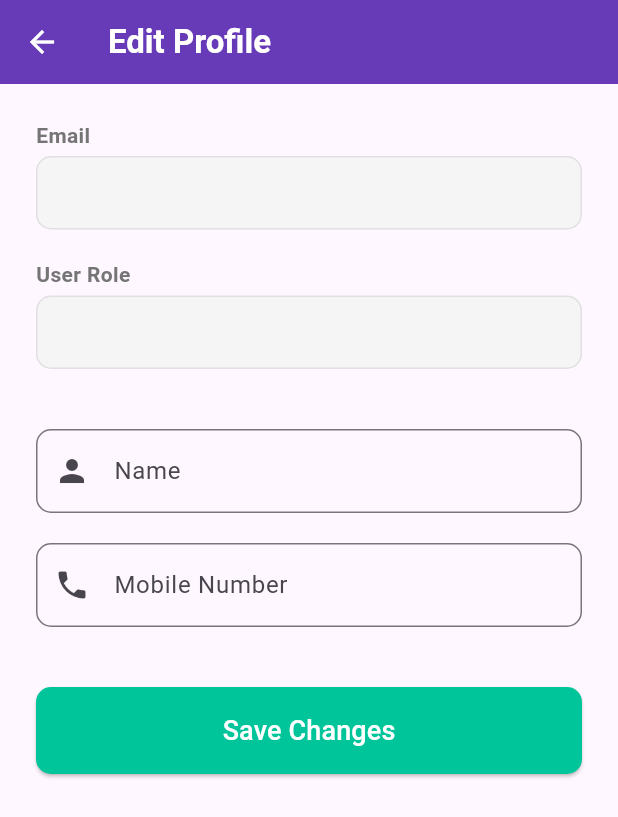
After one commit to Devika-Yadav/LocalFix-App, a Flutter app: the ProfilePage screen opened directly, after a tap on "Edit", on a phone screen of 412 x 824 dp. The commit adds this screen. Shown: the top 817 px of the screen. Run offline on Flutter 3.47's test engine with Material 3 defaults, Android fonts, the phone set to English and light mode, and no system bars; our stand-ins replace cloud_firestore, firebase_auth, firebase_core, image_picker; accounts and stored records are empty.

Commit message:
Feature: profile page add with semi features like edit and delete account commit

```diff
--- /dev/null
+++ b/lib/pages/edit_profile.dart
@@ -0,0 +1,190 @@
+import 'package:flutter/material.dart';
+import 'package:cloud_firestore/cloud_firestore.dart';
+
+class EditProfilePage extends StatefulWidget {
+  final Map<String, dynamic> initialData;
+
+  const EditProfilePage({super.key, required this.initialData});
+
+  @override
+  State<EditProfilePage> createState() => _EditProfilePageState();
+}
+
+class _EditProfilePageState extends State<EditProfilePage> {
+  final _formKey = GlobalKey<FormState>();
+  late TextEditingController _nameController;
+  late TextEditingController _mobileController;
+  bool _isLoading = false;
+
+  @override
+  void initState() {
+    super.initState();
+    // Initialize controllers with current profile data
+    _nameController = TextEditingController(text: widget.initialData['name'] == 'N/A' ? '' : widget.initialData['name']);
+    _mobileController = TextEditingController(text: widget.initialData['mobileNumber'] == 'N/A' ? '' : widget.initialData['mobileNumber']);
+  }
+
+  @override
+  void dispose() {
+    _nameController.dispose();
+    _mobileController.dispose();
+    super.dispose();
+  }
+
+  // Function to save the updated data to Firestore
+  Future<void> _saveProfile() async {
+    if (!_formKey.currentState!.validate()) {
+      return;
+    }
+
+    setState(() {
+      _isLoading = true;
+    });
+
+    try {
+      final uid = widget.initialData['uid'];
+      await FirebaseFirestore.instance.collection('users').doc(uid).update({
+        'fullName': _nameController.text.trim(),
+        'phone': _mobileController.text.trim(),
+        // Note: Email and Role are typically immutable or handled separately
+      });
+
+      if (mounted) {
+        ScaffoldMessenger.of(context).showSnackBar(
+          const SnackBar(content: Text('Profile updated successfully!')),
+        );
+        Navigator.of(context).pop(); // Go back to the profile view
+      }
+    } catch (e) {
+      if (mounted) {
+        ScaffoldMessenger.of(context).showSnackBar(
+          SnackBar(content: Text('Failed to update profile: $e')),
+        );
+      }
+    } finally {
+      if (mounted) {
+        setState(() {
+          _isLoading = false;
+        });
+      }
+    }
+  }
+
+  @override
+  Widget build(BuildContext context) {
+    return Scaffold(
+      appBar: AppBar(
+        title: const Text(
+          'Edit Profile',
+          style: TextStyle(fontWeight: FontWeight.bold, color: Colors.white),
+        ),
+        backgroundColor: Colors.deepPurple,
+        iconTheme: const IconThemeData(color: Colors.white),
+      ),
+      body: SingleChildScrollView(
+        padding: const EdgeInsets.all(24.0),
+        child: Form(
+          key: _formKey,
+          child: Column(
+            crossAxisAlignment: CrossAxisAlignment.start,
+            children: [
+              // Non-editable fields (for reference)
+              _buildReadOnlyField('Email', widget.initialData['email'] ?? 'N/A'),
+              _buildReadOnlyField('User Role', widget.initialData['userRole'] ?? 'N/A'),
+
+              const SizedBox(height: 20),
+
+              // Editable Name Field
+              TextFormField(
+                controller: _nameController,
+                decoration: InputDecoration(
+                  labelText: 'Name',
+                  border: OutlineInputBorder(borderRadius: BorderRadius.circular(10)),
+                  prefixIcon: const Icon(Icons.person),
+                ),
+                validator: (value) {
+                  if (value == null || value.isEmpty) {
+                    return 'Please enter your name';
+                  }
+                  return null;
+                },
+              ),
+
+              const SizedBox(height: 20),
+
+              // Editable Mobile Number Field
+              TextFormField(
+                controller: _mobileController,
+                keyboardType: TextInputType.phone,
+                decoration: InputDecoration(
+                  labelText: 'Mobile Number',
+                  border: OutlineInputBorder(borderRadius: BorderRadius.circular(10)),
+                  prefixIcon: const Icon(Icons.phone),
+                ),
+                validator: (value) {
+                  if (value == null || value.isEmpty || value.length < 10) {
+                    return 'Please enter a valid mobile number';
+                  }
+                  return null;
+                },
+              ),
+
+              const SizedBox(height: 40),
+
+              // Save Button
+              ElevatedButton(
+                onPressed: _isLoading ? null : _saveProfile,
+                style: ElevatedButton.styleFrom(
+                  backgroundColor: const Color(0xFF00C49A),
+                  foregroundColor: Colors.white,
+                  padding: const EdgeInsets.symmetric(vertical: 16),
+                  shape: RoundedRectangleBorder(borderRadius: BorderRadius.circular(10)),
+                  minimumSize: const Size(double.infinity, 50),
+                ),
+                child: _isLoading
+                    ? const SizedBox(
+                        height: 20,
+                        width: 20,
+                        child: CircularProgressIndicator(color: Colors.white, strokeWidth: 2),
+                      )
+                    : const Text('Save Changes', style: TextStyle(fontSize: 18)),
+              ),
+            ],
+          ),
+        ),
+      ),
+    );
+  }
+
+  // Helper widget for read-only fields
+  Widget _buildReadOnlyField(String label, String value) {
+    return Column(
+      crossAxisAlignment: CrossAxisAlignment.start,
+      children: [
+        Text(
+          label,
+          style: TextStyle(
+            fontWeight: FontWeight.bold,
+            color: Colors.grey.shade600,
+            fontSize: 14,
+          ),
+        ),
+        const SizedBox(height: 4),
+        Container(
+          width: double.infinity,
+          padding: const EdgeInsets.all(12),
+          decoration: BoxDecoration(
+            color: Colors.grey.shade100,
+            borderRadius: BorderRadius.circular(10),
+            border: Border.all(color: Colors.grey.shade300),
+          ),
+          child: Text(
+            value,
+            style: const TextStyle(fontSize: 16, color: Colors.black54),
+          ),
+        ),
+        const SizedBox(height: 20),
+      ],
+    );
+  }
+}
--- /dev/null
+++ b/lib/pages/profile.dart
@@ -0,0 +1,224 @@
+import 'package:flutter/material.dart';
+import 'package:cloud_firestore/cloud_firestore.dart';
+import 'package:firebase_auth/firebase_auth.dart';
+import 'edit_profile.dart'; // Import the new Edit Profile Page
+
+class ProfilePage extends StatefulWidget {
+  const ProfilePage({super.key});
+
+  @override
+  State<ProfilePage> createState() => _ProfilePageState();
+}
+
+class _ProfilePageState extends State<ProfilePage> {
+  // Helper function to build the data display rows, matching the design's clean look
+  Widget _buildProfileRow({required String label, required String value, bool isLast = false}) {
+    return Padding(
+      padding: const EdgeInsets.symmetric(vertical: 10.0),
+      child: Column(
+        crossAxisAlignment: CrossAxisAlignment.start,
+        children: [
+          Text(
+            label,
+            style: TextStyle(
+              fontWeight: FontWeight.bold,
+              color: Colors.grey.shade600,
+              fontSize: 14,
+            ),
+          ),
+          const SizedBox(height: 4),
+          Text(
+            value,
+            style: const TextStyle(
+              fontSize: 18,
+              color: Colors.black,
+            ),
+          ),
+          if (!isLast) // Use a subtle divider unless it's the last item
+            Divider(color: Colors.grey.shade300, height: 20),
+        ],
+      ),
+    );
+  }
+
+  // Navigates to the Edit Profile Page
+  void _handleEdit(BuildContext context, Map<String, dynamic> currentData) {
+    Navigator.of(context).push(
+      MaterialPageRoute(
+        builder: (context) => EditProfilePage(initialData: currentData),
+      ),
+    ).then((_) {
+      // Force a refresh when returning from the edit page
+      setState(() {});
+    });
+  }
+
+  // Handles account deletion with confirmation dialog
+  Future<void> _handleDeleteAccount(BuildContext context, User user) async {
+    final bool confirm = await showDialog(
+      context: context,
+      builder: (context) => AlertDialog(
+        shape: RoundedRectangleBorder(borderRadius: BorderRadius.circular(15)),
+        title: const Text('Confirm Account Deletion', style: TextStyle(color: Colors.red)),
+        content: const Text(
+            'Are you sure you want to permanently delete your account? This action is irreversible.'),
+        actions: [
+          TextButton(
+            onPressed: () => Navigator.of(context).pop(false),
+            child: const Text('Cancel'),
+          ),
+          ElevatedButton(
+            onPressed: () => Navigator.of(context).pop(true),
+            style: ElevatedButton.styleFrom(backgroundColor: Colors.red),
+            child: const Text('Delete', style: TextStyle(color: Colors.white)),
+          ),
+        ],
+      ),
+    ) ?? false;
+
+    if (confirm) {
+      try {
+        // 1. Delete user data from Firestore
+        await FirebaseFirestore.instance.collection('users').doc(user.uid).delete();
+
+        // 2. Delete the Firebase Authentication user account
+        await user.delete();
+
+        // 3. Navigate back to the login page (assumed to be the first route)
+        Navigator.popUntil(context, (route) => route.isFirst);
+
+        ScaffoldMessenger.of(context).showSnackBar(
+          const SnackBar(content: Text('Account successfully deleted.')),
+        );
+      } on FirebaseAuthException catch (e) {
+        // Handle cases like requiring re-authentication
+        String message = 'Error deleting account. Please log out and log back in, then try again.';
+        if (e.code == 'requires-recent-login') {
+          message = 'You must re-authenticate before deleting your account.';
+        }
+        ScaffoldMessenger.of(context).showSnackBar(
+          SnackBar(content: Text(message)),
+        );
+      } catch (e) {
+        ScaffoldMessenger.of(context).showSnackBar(
+          SnackBar(content: Text('An unknown error occurred: $e')),
+        );
+      }
+    }
+  }
+
+  @override
+  Widget build(BuildContext context) {
+    // Get the current Firebase Auth user
+    final user = FirebaseAuth.instance.currentUser;
+
+    if (user == null) {
+      return Scaffold(
+        appBar: AppBar(title: const Text('Profile')),
+        body: const Center(child: Text('User not logged in.')),
+      );
+    }
+
+    // Use a StreamBuilder to fetch user details from Firestore
+    return Scaffold(
+      appBar: AppBar(
+        title: const Text(
+          'Profile',
+          style: TextStyle(fontWeight: FontWeight.bold, color: Colors.white),
+        ),
+        backgroundColor: Colors.deepPurple,
+        iconTheme: const IconThemeData(color: Colors.white),
+      ),
+      body: StreamBuilder<DocumentSnapshot>(
+        stream: FirebaseFirestore.instance.collection('users').doc(user.uid).snapshots(),
+        builder: (context, snapshot) {
+          if (snapshot.connectionState == ConnectionState.waiting) {
+            return const Center(child: CircularProgressIndicator());
+          }
+          if (snapshot.hasError) {
+            return Center(child: Text('Error loading user data: ${snapshot.error}'));
+          }
+
+          final userData = snapshot.data?.data() as Map<String, dynamic>?;
+
+          // Safely retrieve data
+          final name = userData?['fullName'] ?? 'N/A';
+          final mobileNumber = userData?['phone'] ?? 'N/A';
+          final userRole = userData?['role'] ?? 'N/A';
+          final email = user.email ?? 'N/A';
+
+          // Prepare data map to pass to edit screen
+          final currentData = {
+            'uid': user.uid,
+            'name': name,
+            'mobileNumber': mobileNumber,
+            'userRole': userRole,
+            'email': email, // Email is not editable in this screen, but useful for reference
+          };
+
+          return Center(
+            child: SingleChildScrollView(
+              padding: const EdgeInsets.all(24.0),
+              child: Card(
+                elevation: 10,
+                shape: RoundedRectangleBorder(borderRadius: BorderRadius.circular(16)),
+                child: Padding(
+                  padding: const EdgeInsets.all(24.0),
+                  child: Column(
+                    mainAxisSize: MainAxisSize.min,
+                    crossAxisAlignment: CrossAxisAlignment.stretch,
+                    children: [
+                      // Profile Icon
+                      const Center(child: Icon(Icons.account_circle, size: 80, color: Colors.deepPurple)),
+                      const SizedBox(height: 16),
+
+                      // Data Fields
+                      _buildProfileRow(label: "Name", value: name),
+                      _buildProfileRow(label: "Email", value: email),
+                      _buildProfileRow(label: "Mobile Number", value: mobileNumber),
+                      _buildProfileRow(label: "User Role", value: userRole, isLast: true),
+
+                      const SizedBox(height: 30),
+
+                      // Edit Button (Green/Teal from design)
+                      ElevatedButton.icon(
+                        icon: const Icon(Icons.edit, size: 20),
+                        label: const Text('Edit'),
+                        onPressed: () => _handleEdit(context, currentData),
+                        style: ElevatedButton.styleFrom(
+                          backgroundColor: const Color(0xFF00C49A), // Teal/Mint color
+                          foregroundColor: Colors.white,
+                          padding: const EdgeInsets.symmetric(vertical: 16),
+                          shape: RoundedRectangleBorder(
+                            borderRadius: BorderRadius.circular(8),
+                          ),
+                        ),
+                      ),
+
+                      const SizedBox(height: 12),
+
+                      // Delete Account Button (Red from design)
+                      ElevatedButton.icon(
+                        icon: const Icon(Icons.delete_forever, size: 20),
+                        label: const Text('Delete Account'),
+                        onPressed: () => _handleDeleteAccount(context, user),
+                        style: ElevatedButton.styleFrom(
+                          backgroundColor: Colors.red.shade700, // Red
+                          foregroundColor: Colors.white,
+                          padding: const EdgeInsets.symmetric(vertical: 16),
+                          shape: RoundedRectangleBorder(
+                            borderRadius: BorderRadius.circular(8),
+                          ),
+                        ),
+                      ),
+                    ],
+                  ),
+                ),
+              ),
+            ),
+          );
+        },
+      ),
+    );
+  }
+}
```
Also changed, not shown: lib/pages/admin_complaints_page.dart (+23 -6 lines), lib/pages/myComplaints_page.dart (+22 -2 lines), lib/pages/settings.dart (added, +176 -0 lines), 3 other files.
